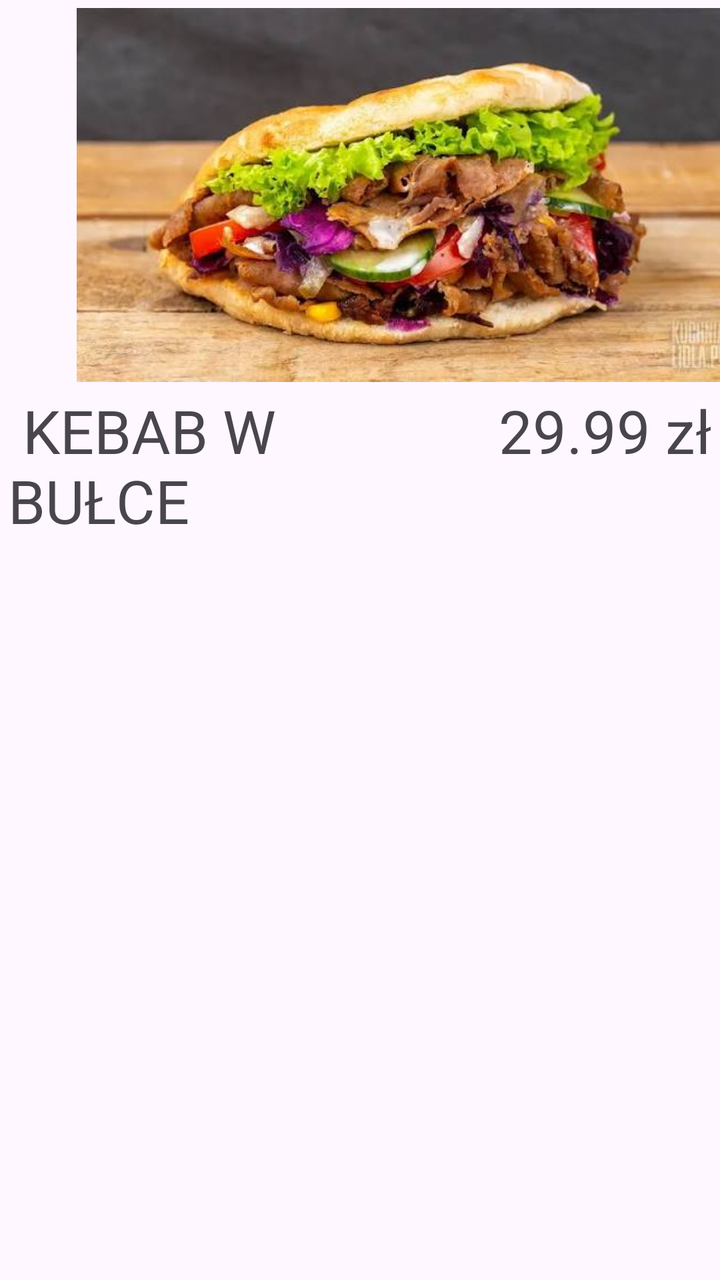
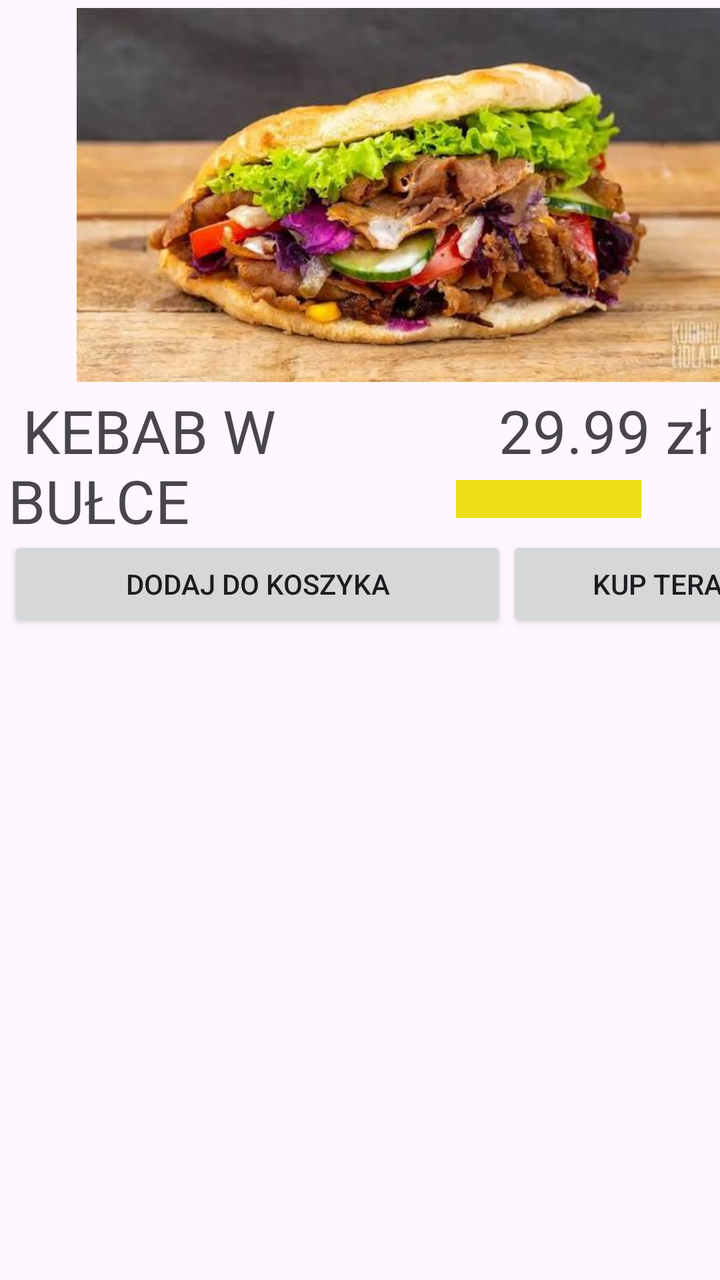

Before-and-after screenshots of an Android layout around one commit, followed by the original layout XML and the change that was made.
<!-- AndroidManifest.xml: application theme Theme.Zakup -->
<!-- res/layout/activity_main.xml -->
<?xml version="1.0" encoding="utf-8"?>
<androidx.constraintlayout.widget.ConstraintLayout xmlns:android="http://schemas.android.com/apk/res/android"
    xmlns:app="http://schemas.android.com/apk/res-auto"
    xmlns:tools="http://schemas.android.com/tools"
    android:id="@+id/main"
    android:layout_width="match_parent"
    android:layout_height="match_parent"
    tools:context=".MainActivity">

    <ImageView
        android:id="@+id/imageView"
        android:layout_width="410dp"
        android:layout_height="187dp"
        android:layout_marginTop="4dp"
        app:layout_constraintEnd_toEndOf="parent"
        app:layout_constraintHorizontal_bias="0.0"
        app:layout_constraintStart_toStartOf="parent"
        app:layout_constraintTop_toTopOf="parent"
        app:srcCompat="@drawable/kabab" />

    <TextView
        android:id="@+id/textView"
        android:layout_width="207dp"
        android:layout_height="74dp"
        android:layout_marginStart="4dp"
        android:layout_marginTop="4dp"
        android:text=" KEBAB W BUŁCE"
        android:textSize="30dp"
        app:layout_constraintStart_toStartOf="parent"
        app:layout_constraintTop_toBottomOf="@+id/imageView" />

    <TextView
        android:id="@+id/textView2"
        android:layout_width="118dp"
        android:layout_height="42dp"
        android:layout_marginTop="4dp"
        android:text=" 29.99 zł"
        android:textSize="30dp"
        app:layout_constraintEnd_toEndOf="parent"
        app:layout_constraintTop_toBottomOf="@+id/imageView" />


</androidx.constraintlayout.widget.ConstraintLayout>
<!-- resources referenced by this layout -->
<resources>
  <!-- drawable kabab: jpg bitmap (drawable, 32701 bytes) -->
  <style name="Theme.Zakup" parent="Base.Theme.Zakup" />
  <style name="Base.Theme.Zakup" parent="Theme.Material3.DayNight.NoActionBar">
          
          
      </style>
</resources>

<!-- the commit's change to res/layout/activity_main.xml (unified diff, before → after) -->
@@ -39,5 +39,73 @@
         app:layout_constraintEnd_toEndOf="parent"
         app:layout_constraintTop_toBottomOf="@+id/imageView" />
 
+    <LinearLayout
+        android:layout_width="116dp"
+        android:layout_height="26dp"
+        android:layout_marginTop="240dp"
+        android:layout_marginEnd="16dp"
+        android:orientation="horizontal"
+        app:layout_constraintEnd_toEndOf="parent"
+        app:layout_constraintTop_toTopOf="parent">
+
+        <TextView
+            android:id="@+id/textView4"
+            android:layout_width="wrap_content"
+            android:layout_height="wrap_content"
+            android:layout_weight="1"
+            android:background="#EBDE17" />
+
+        <TextView
+            android:id="@+id/textView5"
+            android:layout_width="wrap_content"
+            android:layout_height="wrap_content"
+            android:layout_weight="1"
+            android:background="#EBDE17" />
+
+        <TextView
+            android:id="@+id/textView6"
+            android:layout_width="wrap_content"
+            android:layout_height="wrap_content"
+            android:layout_weight="1"
+            android:background="#EBDE17" />
+
+        <TextView
+            android:id="@+id/textView7"
+            android:layout_width="wrap_content"
+            android:layout_height="wrap_content"
+            android:layout_weight="1"
+            android:background="#EBDE17" />
+
+        <TextView
+            android:id="@+id/textView8"
+            android:layout_width="wrap_content"
+            android:layout_height="wrap_content"
+            android:layout_weight="1" />
+
+    </LinearLayout>
+
+    <LinearLayout
+        android:layout_width="409dp"
+        android:layout_height="460dp"
+        android:layout_marginStart="4dp"
+        android:layout_marginTop="264dp"
+        android:orientation="horizontal"
+        app:layout_constraintStart_toStartOf="parent"
+        app:layout_constraintTop_toTopOf="@+id/imageView">
+
+        <Button
+            android:id="@+id/button"
+            android:layout_width="wrap_content"
+            android:layout_height="wrap_content"
+            android:layout_weight="3"
+            android:text="DODAJ DO KOSZYKA" />
+
+        <Button
+            android:id="@+id/button2"
+            android:layout_width="wrap_content"
+            android:layout_height="wrap_content"
+            android:layout_weight="2"
+            android:text="KUP TERAZ" />
+    </LinearLayout>
 
 </androidx.constraintlayout.widget.ConstraintLayout>
